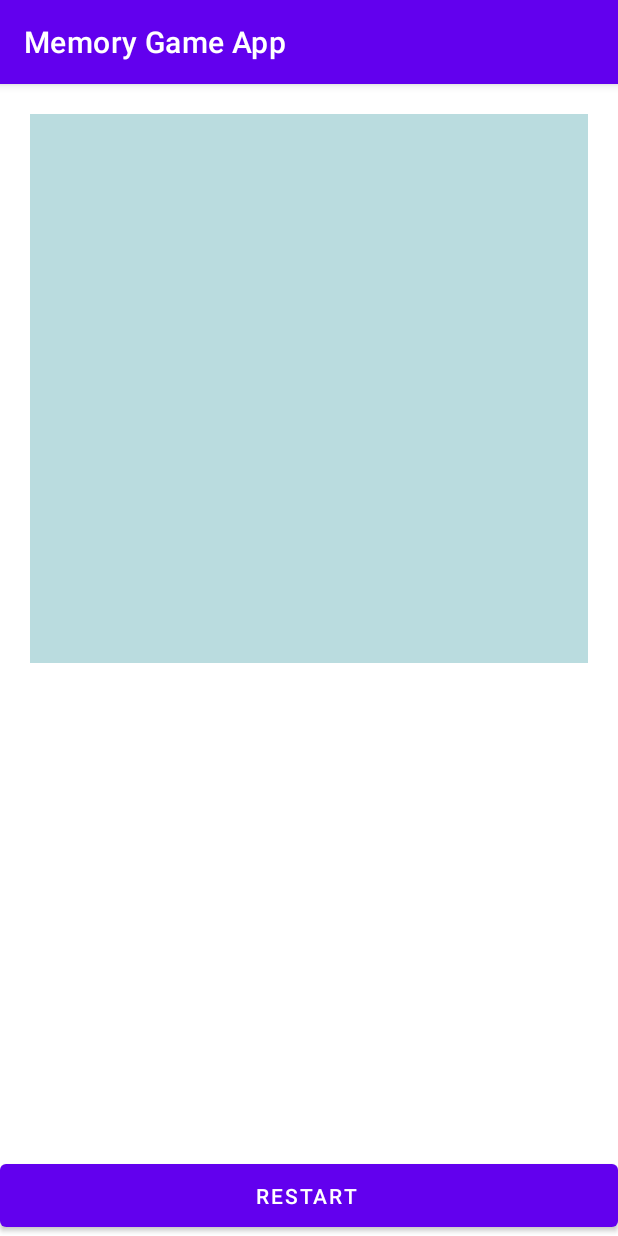
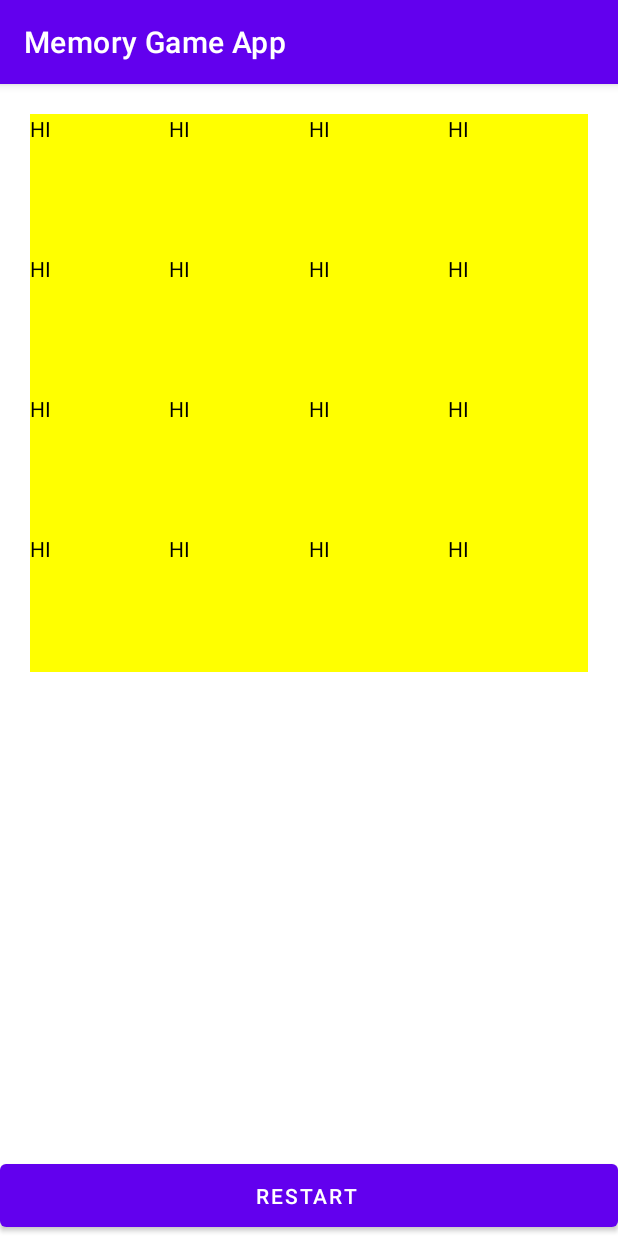
Before and after one commit to makwanakinjal/Memory-Game-App, an Android app: the screen it shows after launch (MainActivity), on a phone screen of 412 x 824 dp. Run offline under Robolectric (Android 15) with nearby library versions, the phone set to English and light mode, and no system bars.

Commit message:
This is my Fragment Commit

```diff
--- /dev/null
+++ b/app/src/main/java/com/example/memorygameapp/GameFragment.kt
@@ -0,0 +1,87 @@
+package com.example.memorygameapp
+
+import android.content.Context
+import android.os.Bundle
+import androidx.fragment.app.Fragment
+import android.view.LayoutInflater
+import android.view.View
+import android.view.ViewGroup
+import android.widget.TextView
+import androidx.recyclerview.widget.GridLayoutManager
+import androidx.recyclerview.widget.RecyclerView
+
+class GameFragment : Fragment() {
+
+    interface GameFragmentListener {
+
+        fun makeTiles () : ArrayList<TextView>
+    }
+
+    private lateinit var caller: GameFragmentListener
+
+    override fun onAttach(context: Context) {
+        super.onAttach(context)
+
+        if(context is GameFragmentListener){
+            caller = context
+        }
+    }
+    override fun onCreateView(
+                     inflater: LayoutInflater,
+                     container: ViewGroup?,
+                     savedInstanceState: Bundle? ): View? {
+
+        val frag:View = inflater.inflate(R.layout.fragment_game,
+                        container, false)
+
+
+        val context = activity as Context
+        val recyclerView = frag.findViewById<RecyclerView>(R.id.gamerv)
+        recyclerView.layoutManager = GridLayoutManager(context,4)
+
+        val textViews = caller.makeTiles()
+        recyclerView.adapter = GameRecyclerAdapter(textViews)
+
+
+        return frag
+    }
+
+    companion object {
+
+        fun newInstance(): GameFragment{
+            return GameFragment()
+        }
+    }
+
+  internal inner class GameRecyclerAdapter(val inputData: ArrayList<TextView>):
+          RecyclerView.Adapter<GameRecyclerAdapter.RecyclerViewHolder> ()
+
+  {
+
+      override fun onCreateViewHolder(parent: ViewGroup, viewType: Int): RecyclerViewHolder {
+
+          val inflater = LayoutInflater.from(parent.context)
+          val vh = RecyclerViewHolder(inflater,parent)
+          return vh
+      }
+
+      override fun getItemCount(): Int = inputData.size
+
+      override fun onBindViewHolder(holder: RecyclerViewHolder, position: Int) {
+
+          val thisTile = inputData[position]
+
+          holder.tileParent.addView(thisTile)
+      }
+
+
+      internal inner class RecyclerViewHolder (inflater: LayoutInflater,
+                        parent : ViewGroup) :
+              RecyclerView.ViewHolder(inflater.inflate(R.layout.card_list,parent,false)) {
+
+                 val tileParent = itemView.findViewById<SquareFrameLayout>(R.id.tileParent)
+      }
+
+
+  }
+}
--- a/app/src/main/java/com/example/memorygameapp/MainActivity.kt
+++ b/app/src/main/java/com/example/memorygameapp/MainActivity.kt
@@ -1,13 +1,31 @@
 package com.example.memorygameapp
 
+import android.graphics.Color
 import androidx.appcompat.app.AppCompatActivity
 import android.os.Bundle
+import android.widget.TextView
 
-class MainActivity : AppCompatActivity() {
+class MainActivity : AppCompatActivity() ,GameFragment.GameFragmentListener{
+
+
+   override fun makeTiles(): ArrayList<TextView>{
+        val tilesArray : ArrayList<TextView> = ArrayList()
+        for (i in 1..16){
+            val newTile = TextView(this)
+            newTile.text = "HI"
+            newTile.setTextColor(Color.BLACK)
+            newTile.setBackgroundColor(Color.YELLOW)
+
+            tilesArray.add(newTile)
+        }
+        return tilesArray
+    }
     override fun onCreate(savedInstanceState: Bundle?) {
         super.onCreate(savedInstanceState)
         setContentView(R.layout.activity_main)
 
-
+        supportFragmentManager
+            .beginTransaction()
+            .add(R.id.gameLayout,GameFragment.newInstance(),"game").commit()
     }
 }
--- /dev/null
+++ b/app/src/main/java/com/example/memorygameapp/SquareFrameLayout.kt
@@ -0,0 +1,18 @@
+package com.example.memorygameapp
+
+import android.content.Context
+import android.util.AttributeSet
+import android.widget.FrameLayout
+
+class SquareFrameLayout: FrameLayout{
+
+    constructor(context: Context) : super (context)
+    constructor(context: Context, attrs: AttributeSet) : super (context,attrs)
+
+    override fun onMeasure(widthMeasureSpec: Int, heightMeasureSpec: Int) {
+        super.onMeasure(widthMeasureSpec, heightMeasureSpec)
+
+        val width:Int = measuredWidth
+        setMeasuredDimension(width,width)
+    }
+}
--- a/app/src/main/res/layout/activity_main.xml
+++ b/app/src/main/res/layout/activity_main.xml
@@ -6,10 +6,10 @@
     android:layout_height="match_parent"
     tools:context=".MainActivity">
 
-    <FrameLayout
-        android:id="@+id/grameLayout"
-        android:layout_width="0dp"
-        android:layout_height="366dp"
+    <com.example.memorygameapp.SquareFrameLayout
+        android:id="@+id/gameLayout"
+        android:layout_width="match_parent"
+        android:layout_height="450dp"
         android:layout_marginStart="20dp"
         android:layout_marginTop="20dp"
         android:layout_marginEnd="20dp"
@@ -18,7 +18,7 @@
         app:layout_constraintStart_toStartOf="parent"
         app:layout_constraintTop_toTopOf="parent">
 
-    </FrameLayout>
+    </com.example.memorygameapp.SquareFrameLayout>
 
     <Button
         android:id="@+id/restartButton"
--- /dev/null
+++ b/app/src/main/res/layout/card_list.xml
@@ -0,0 +1,7 @@
+<?xml version="1.0" encoding="utf-8"?>
+<com.example.memorygameapp.SquareFrameLayout xmlns:android="http://schemas.android.com/apk/res/android"
+    android:id="@+id/tileParent"
+    android:layout_width="match_parent"
+    android:layout_height="match_parent">
+
+</com.example.memorygameapp.SquareFrameLayout>
--- /dev/null
+++ b/app/src/main/res/layout/fragment_game.xml
@@ -0,0 +1,13 @@
+<?xml version="1.0" encoding="utf-8"?>
+<FrameLayout xmlns:android="http://schemas.android.com/apk/res/android"
+    xmlns:tools="http://schemas.android.com/tools"
+    android:layout_width="match_parent"
+    android:layout_height="match_parent"
+    android:background="#1F635B"
+    tools:context=".GameFragment" >
+
+    <androidx.recyclerview.widget.RecyclerView
+        android:id="@+id/gamerv"
+        android:layout_width="match_parent"
+        android:layout_height="match_parent" />
+</FrameLayout>
--- a/app/src/main/res/values/strings.xml
+++ b/app/src/main/res/values/strings.xml
@@ -1,3 +1,5 @@
 <resources>
     <string name="app_name">Memory Game App</string>
+    <!-- TODO: Remove or change this placeholder text -->
+    <string name="hello_blank_fragment">Hello blank fragment</string>
 </resources>
```
